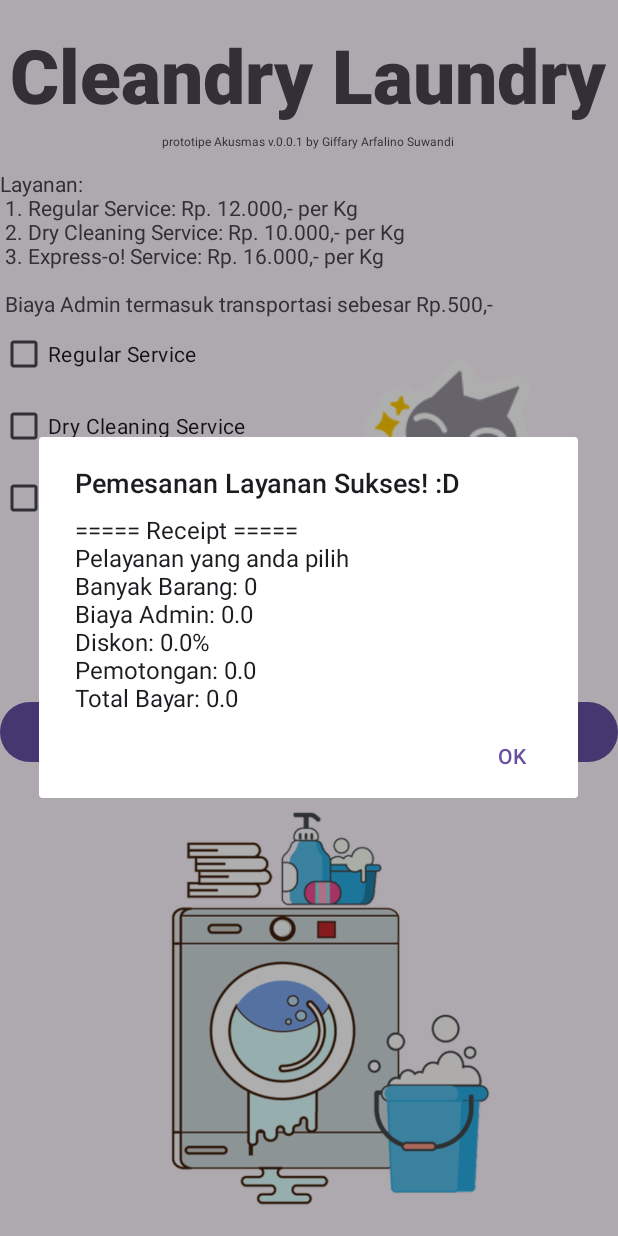
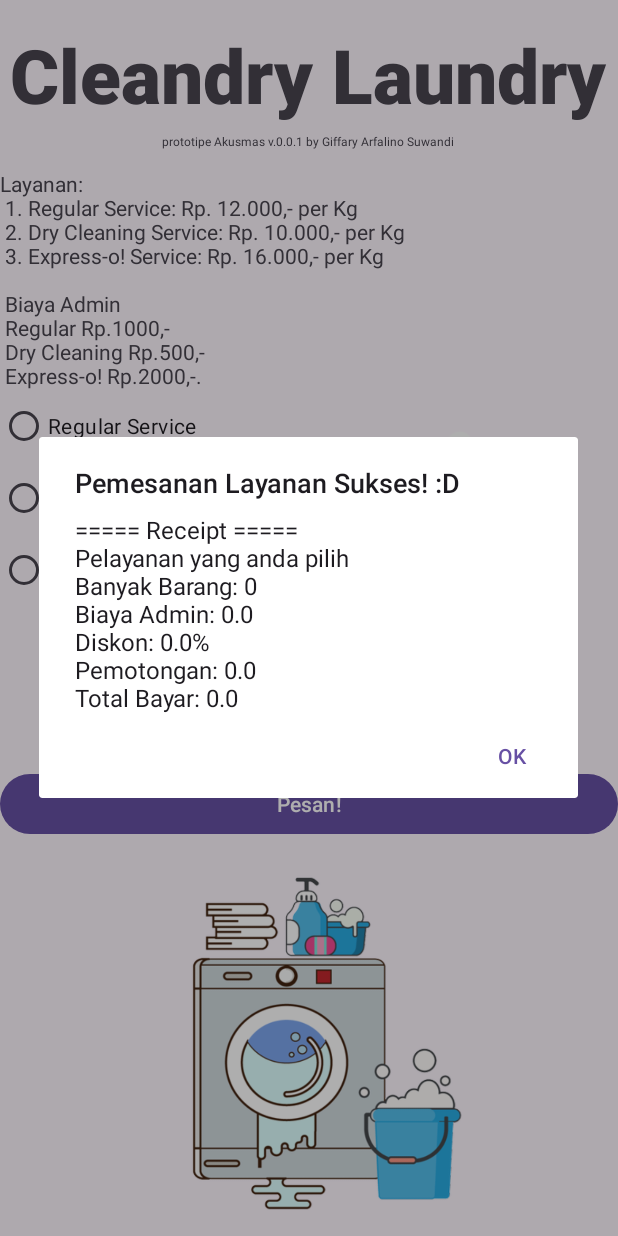
Before and after one commit to GiffarySuwandi-50/tugaspb02, an Android app: the screen it shows after launch (MainActivity), after a tap on "Pesan!", on a phone screen of 412 x 824 dp. Run offline under Robolectric (Android 15) with nearby library versions, the phone set to English and light mode, and no system bars.

Commit message:
Tugas Pemrograman Bergerak 02 (branch atasan)

```diff
--- a/app/src/main/java/com/example/tugaspb02/MainActivity.java
+++ b/app/src/main/java/com/example/tugaspb02/MainActivity.java
@@ -5,34 +5,54 @@ import android.os.Bundle;
 import android.view.View;
 
 import android.widget.Button;
-import android.widget.CheckBox;
 import android.widget.RadioButton;
+import android.widget.RadioGroup;
 
 import androidx.appcompat.app.AlertDialog;
 import androidx.appcompat.app.AppCompatActivity;
 
 public class MainActivity extends AppCompatActivity {
 
-    private CheckBox cbReg;
-    private CheckBox cbDry;
-    private CheckBox cbExpo;
+    private RadioGroup radioGroupProducts;
+    private RadioButton rbReg;
+    private RadioButton rbDry;
+    private RadioButton rbExpo;
     private RadioButton rbMembership;
     private Button btnPesan;
+
+    private String produkTerpilih;
 
     @Override
     protected void onCreate(Bundle savedInstanceState) {
         super.onCreate(savedInstanceState);
         setContentView(R.layout.activity_main);
 
-        cbReg = findViewById(R.id.cbReg);
-        cbDry = findViewById(R.id.cbDry);
-        cbExpo = findViewById(R.id.cbExpo);
+        radioGroupProducts = findViewById(R.id.radioGroupProducts);
+        rbReg = findViewById(R.id.rbReg);
+        rbDry = findViewById(R.id.rbDry);
+        rbExpo = findViewById(R.id.rbExpo);
         rbMembership = findViewById(R.id.rbMembership);
         btnPesan = findViewById(R.id.btnPesan);
+
         btnPesan.setOnClickListener(new View.OnClickListener() {
             @Override
             public void onClick(View view) {
                 prosesTransaksi();
+            }
+        });
+
+        radioGroupProducts.setOnCheckedChangeListener(new RadioGroup.OnCheckedChangeListener() {
+            @Override
+            public void onCheckedChanged(RadioGroup group, int checkedId) {
+                int idRadioButtonTerpilih = radioGroupProducts.getCheckedRadioButtonId();
+
+                if (idRadioButtonTerpilih == R.id.rbReg) {
+                    produkTerpilih = "Regular Service";
+                } else if (idRadioButtonTerpilih == R.id.rbDry) {
+                    produkTerpilih = "Dry Cleaning Service";
+                } else if (idRadioButtonTerpilih == R.id.rbExpo) {
+                    produkTerpilih = "Express-o! Service";
+                }
             }
         });
     }
@@ -48,9 +68,9 @@ public class MainActivity extends AppCompatActivity {
 
     private double kalkulasiBiayaAdmin() {
         double totalBiayaAdmin = 0;
-        if (cbReg.isChecked()) { totalBiayaAdmin += biayaAdmin("Regular Service"); }
-        if (cbDry.isChecked()) { totalBiayaAdmin += biayaAdmin("Dry Cleaning Service"); }
-        if (cbExpo.isChecked()) { totalBiayaAdmin += biayaAdmin("Express-o! Service"); }
+        if (rbReg.isChecked()) { totalBiayaAdmin += biayaAdmin("Regular Service"); }
+        if (rbDry.isChecked()) { totalBiayaAdmin += biayaAdmin("Dry Cleaning Service"); }
+        if (rbExpo.isChecked()) { totalBiayaAdmin += biayaAdmin("Express-o! Service"); }
         return totalBiayaAdmin;
     }
 
@@ -65,9 +85,9 @@ public class MainActivity extends AppCompatActivity {
     }
     private int jumlahBarang() {
         int kuantitasBarang = 0;
-        if (cbReg.isChecked()) { kuantitasBarang++;}
-        if (cbDry.isChecked()) { kuantitasBarang++;}
-        if (cbExpo.isChecked()) { kuantitasBarang++;}
+        if (rbReg.isChecked()) { kuantitasBarang++;}
+        if (rbDry.isChecked()) { kuantitasBarang++;}
+        if (rbExpo.isChecked()) { kuantitasBarang++;}
         return kuantitasBarang;
     }
 
@@ -77,29 +97,42 @@ public class MainActivity extends AppCompatActivity {
 
         // Bon Pemesanan Layanan
         String bon = "===== Receipt =====\nPelayanan yang anda pilih\n";
-        if (cbReg.isChecked()) { bon += "Regular Service" + "\n"; }
-        if (cbDry.isChecked()) { bon += "Dry Cleaning Service" + "\n"; }
-        if (cbExpo.isChecked()) { bon += "Express-o! Service" + "\n"; }
+
+        if (produkTerpilih != null) {
+            double hargaLayananTerpilih = hargaLayanan(produkTerpilih);
+            bon += produkTerpilih + " - Harga: " + hargaLayananTerpilih + "\n";
+        }
+
         bon += "Banyak Barang: " + jumlahBarang() + "\n";
 
         double totalHarga = ambilTotalHargaLayanan();
-        double totalDiskon = totalHarga * diskon;
-        double hargaAkhir = totalHarga + feeAdmin - totalDiskon;
+        double totalBiayaAdmin = feeAdmin;
 
-        bon += "Biaya Admin: " + feeAdmin +
+        // Hitung total harga barang + biaya admin
+        double totalHargaBarangDanBiayaAdmin = totalHarga + totalBiayaAdmin;
+
+        // Hitung diskon
+        double totalDiskon = totalHargaBarangDanBiayaAdmin * diskon;
+
+        // Hitung total setelah diskon
+        double totalSetelahDiskon = totalHargaBarangDanBiayaAdmin - totalDiskon;
+
+        bon += "Biaya Admin: " + totalBiayaAdmin +
                 "\nDiskon: " + (diskon * 100) + "%" +
                 "\nPemotongan: " + totalDiskon +
-                "\nTotal Bayar: " + hargaAkhir;
+                "\nTotal Bayar: " + totalSetelahDiskon;
 
         tunjukkanStrukBon(bon);
     }
 
+
+
     private double ambilTotalHargaLayanan() {
         double totalHargaProduk = 0;
 
-        if (cbReg.isChecked()) { totalHargaProduk += hargaLayanan("Regular Service");  }
-        if (cbDry.isChecked()) { totalHargaProduk += hargaLayanan("Dry Cleaning Service"); }
-        if (cbExpo.isChecked()) { totalHargaProduk += hargaLayanan("Express-o! Service");  }
+        if (rbReg.isChecked()) { totalHargaProduk += hargaLayanan("Regular Service");  }
+        if (rbDry.isChecked()) { totalHargaProduk += hargaLayanan("Dry Cleaning Service"); }
+        if (rbExpo.isChecked()) { totalHargaProduk += hargaLayanan("Express-o! Service");  }
         return totalHargaProduk;
     }
 
--- a/app/src/main/res/layout/activity_main.xml
+++ b/app/src/main/res/layout/activity_main.xml
@@ -14,8 +14,7 @@
         <TextView
             android:layout_width="wrap_content"
             android:layout_height="wrap_content"
-            android:layout_marginBottom="5dp
-"
+            android:layout_marginBottom="5dp"
             android:layout_gravity="center"
             android:fontFamily="sans-serif-black"
             android:textSize="50dp"
@@ -31,23 +30,31 @@
             android:layout_width="match_parent"
             android:layout_height="wrap_content"
             android:text="@string/daftarlayanan"/>
-        <CheckBox
-            android:id="@+id/cbReg"
+
+        <RadioGroup
+            android:id="@+id/radioGroupProducts"
+            android:layout_width="wrap_content"
+            android:layout_height="wrap_content"
+            android:orientation="vertical">
+
+        <RadioButton
+            android:id="@+id/rbReg"
             android:layout_width="wrap_content"
             android:layout_height="wrap_content"
             android:text="Regular Service" />
 
-        <CheckBox
-            android:id="@+id/cbDry"
+        <RadioButton
+            android:id="@+id/rbDry"
             android:layout_width="wrap_content"
             android:layout_height="wrap_content"
             android:text="Dry Cleaning Service" />
 
-        <CheckBox
-            android:id="@+id/cbExpo"
+        <RadioButton
+            android:id="@+id/rbExpo"
             android:layout_width="wrap_content"
             android:layout_height="wrap_content"
             android:text="Express-o! Service" />
+        </RadioGroup>
 
     </LinearLayout>
 
--- a/app/src/main/res/values/strings.xml
+++ b/app/src/main/res/values/strings.xml
@@ -1,5 +1,5 @@
 <resources>
     <string name="app_name">aplikasiTes</string>
-    <string name="daftarlayanan">Layanan:\n 1. Regular Service: Rp. 12.000,- per Kg\n 2. Dry Cleaning Service: Rp. 10.000,- per Kg\n 3. Express-o! Service: Rp. 16.000,- per Kg\n \n Biaya Admin termasuk transportasi sebesar Rp.500,-</string>
+    <string name="daftarlayanan">Layanan:\n 1. Regular Service: Rp. 12.000,- per Kg\n 2. Dry Cleaning Service: Rp. 10.000,- per Kg\n 3. Express-o! Service: Rp. 16.000,- per Kg\n \n Biaya Admin \n Regular Rp.1000,- \n Dry Cleaning Rp.500,- \n Express-o! Rp.2000,-.</string>
     <string name="membership">Member layanan mendapatkan diskon 5%!</string>
 </resources>
```
